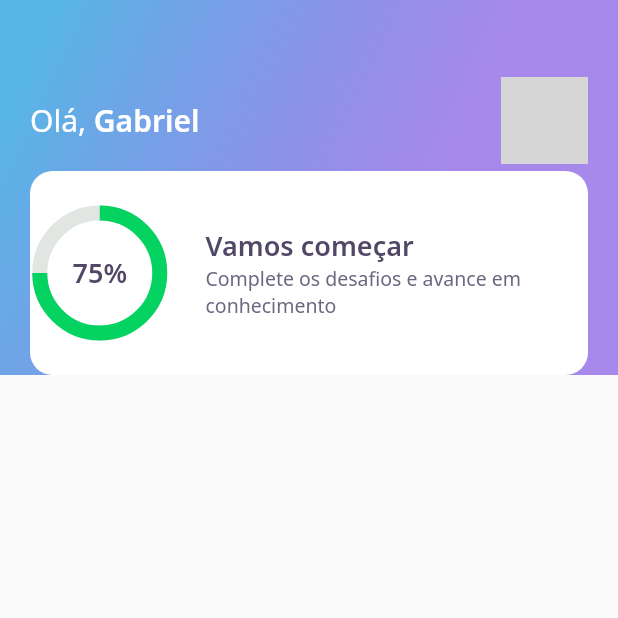
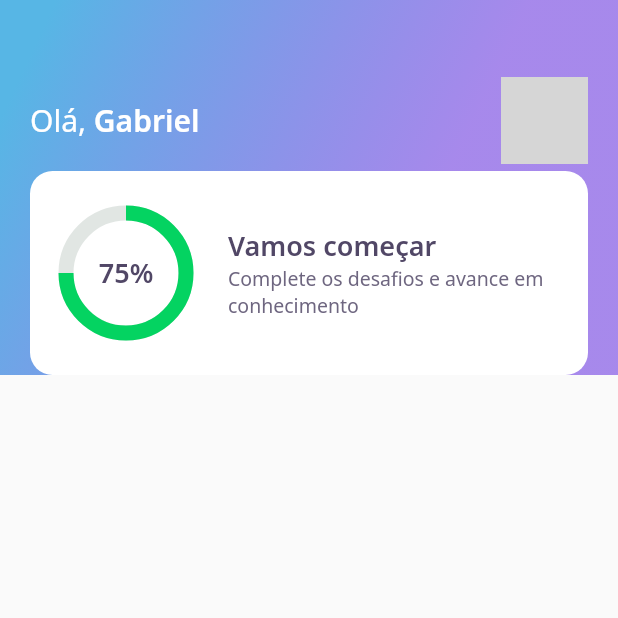
Before and after one commit to gabriel11447/dev_quiz, a Flutter app: the screen it shows after launch, on a phone screen of 412 x 824 dp, the top half of it. Run offline on Flutter 3.47's test engine with Material 2 defaults, Android fonts, the phone set to English and light mode, and no system bars; our stand-ins replace google_fonts; network calls fail; grey boxes are pictures that could not be loaded.

Commit message:
Handle chart out of score card

```diff
--- a/lib/home/widgets/score_card/score_card_widget.dart
+++ b/lib/home/widgets/score_card/score_card_widget.dart
@@ -11,6 +11,8 @@ class ScoreCardWidget extends StatelessWidget {
           height: 136,
           decoration: BoxDecoration(
               color: AppColors.white, borderRadius: BorderRadius.circular(15)),
+          child: Padding(
+            padding: const EdgeInsets.only(left: 20),
             child: Row(
               crossAxisAlignment: CrossAxisAlignment.center,
               children: [
@@ -37,6 +39,7 @@ class ScoreCardWidget extends StatelessWidget {
                   ),
                 )
               ],
+            ),
           )),
     );
   }
```
Lines whose indentation alone changed are shown as unchanged.
